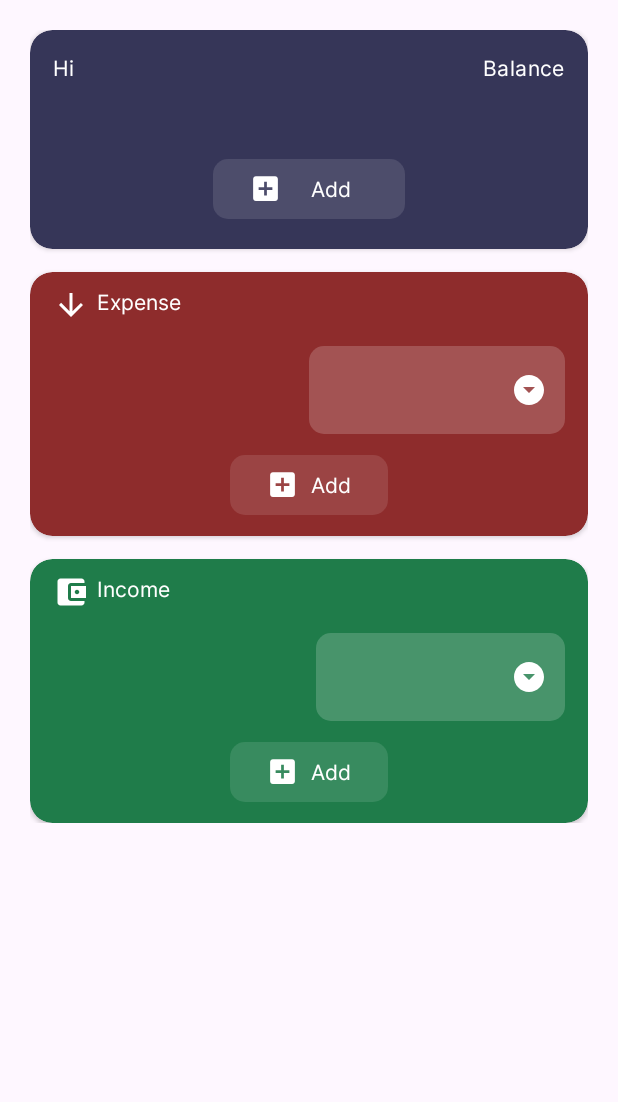
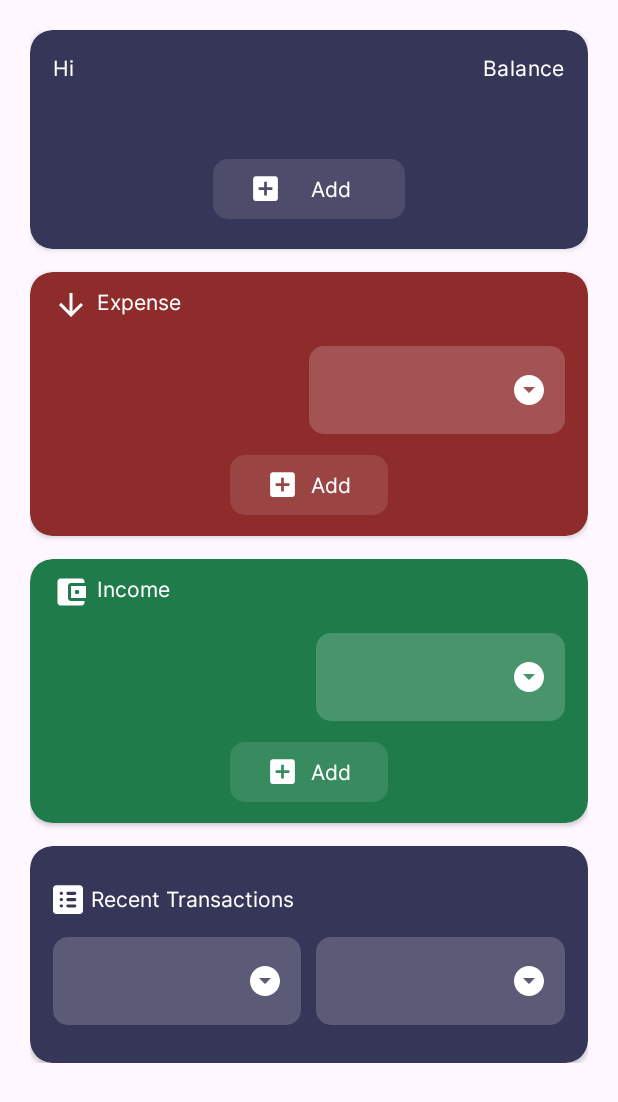
Before and after one commit to andrr64/KeuanganKu-Android, an Android app: the layout fragment_home.xml on its own in the app's theme, with its tools: preview values and no code run, on a phone screen of 412 x 824 dp. Shown: the top 1102 px of the screen. Run offline under Robolectric (Android 15) with nearby library versions, the phone set to English and light mode, and no system bars.

Commit message:
Refactor: change data structure and improve home fragment
This commit refactors the data structure, view models, layouts and improves the home fragment.
-   **Change Data Structure**:
    -   Change `ExpenseCategory` and `IncomeCategory` to `Category`.
    -   Change `Expense` and `Income` to `Transaction`
    -   Add `TransactionType` enum class.
    -   Added `transactionTypeId` field in `Transaction` model and `Category` model.
-   **Rename Files**:
    -   Rename `PageExpenseFormVM` to `PageExpenseFormViewModel`.
    -   Rename `PageIncomeFormVM` to `PageIncomeFormViewModel`.
    -   Rename `PageWalletFormVM` to `PageWalletFormViewModel`.
    -   Rename `PageMainVPagerADP` to `PageMainVPagerAdapter`.
-   **Modify DAO**:
    -   Remove `ExpenseDao`, `IncomeDao`, `ExpenseCategoryDao` and `IncomeCategoryDao`.
    -   Add `CategoryDao` and `TransactionDao`
    -   Modify `WalletDao` to support get balance by id.
-   **Modify Repository**:
    -   Remove `ExpenseRepository`, `IncomeRepository`, `ExpenseCategoryRepository` and `IncomeCategoryRepository`.
    -   Add `CategoryRepository` and `TransactionRepository`.
-   **Modify VM**:
    -   Modify `PageExpenseFormViewModel` to support new data structure.
    -   Modify `PageIncomeFormViewModel` to support new data structure.
    -   Modify `PageWalletFormViewModel` to support new data structure.
    -   Modify `HomeFragmentViewModel` to support new data structure.
+   **Update UI**:
+    -   Remove useless font family in `.xml`.
+    -   Modify recent transaction card, add spinner period and sort by.
+    -    Modify `spinner_transparent` layout, add `soundEffectsEnabled` to false.
+   **Fix Logic**:
+       -    change logic when counting wallet, if the wallet is exist the add income/expense button should be usable.
+   **Add enum**:
+       - added new enum `TimePeriod` for managing period options.
+   **Observer Changes**:
+        - Added new observer in `HomeFragment` for: balance, total expense, total income, expense period, username, income period, and wallet count.
+        - Modified the observer in `HomeFragment` to support change `TimePeriod`.
+        - Add observer to handle `transactionPeriod` in `HomeFragment`.

```diff
--- a/app/src/main/java/com/andreasoftware/keuanganku/common/cls/DataOperationResult.kt
+++ b/app/src/main/java/com/andreasoftware/keuanganku/common/cls/DataOperationResult.kt
@@ -11,4 +11,10 @@ class DataOperationResult(
     @OptIn(ExperimentalStdlibApi::class)
     fun errMsg(): String? = "Error Code ($errorCode): $errorMessage"
     fun errCode(): Long? = errorCode
+
+    companion object {
+        fun success(): DataOperationResult = DataOperationResult(true)
+        fun error(errorCode: Long, errorMessage: String): DataOperationResult =
+            DataOperationResult(false, errorCode, errorMessage)
+    }
 }
--- a/app/src/main/java/com/andreasoftware/keuanganku/common/util/GetLongTime.kt
+++ b/app/src/main/java/com/andreasoftware/keuanganku/common/util/GetLongTime.kt
@@ -10,7 +10,6 @@ fun getLongTimeByPeriod(
     endDate: Date? = null
 ): Pair<Long, Long> {
     val calendar = Calendar.getInstance()
-
     return when (period) {
         TimePeriod.WEEK -> {
             calendar.time = startDate
--- a/app/src/main/java/com/andreasoftware/keuanganku/data/dao/WalletDao.kt
+++ b/app/src/main/java/com/andreasoftware/keuanganku/data/dao/WalletDao.kt
@@ -17,6 +17,9 @@ interface WalletDao {
     @Insert
     suspend fun insert(wallet: WalletModel): Long
 
+    @Query("SELECT balance FROM wallet WHERE id = :walletId")
+    suspend fun getBalance(walletId: Long): Double?
+
     @Query("SELECT SUM(balance) FROM wallet")
     fun getTotalBalance(): LiveData<Double?>
 
--- a/app/src/main/java/com/andreasoftware/keuanganku/ui/activity/main/page/PageMain.kt
+++ b/app/src/main/java/com/andreasoftware/keuanganku/ui/activity/main/page/PageMain.kt
@@ -45,7 +45,7 @@ class PageMain : Fragment() {
     }
 
     private fun setupViewPager() {
-        binding.viewPager.adapter = PageMainVPagerADP(requireActivity())
+        binding.viewPager.adapter = PageMainVPagerAdapter(requireActivity())
         binding.viewPager.registerOnPageChangeCallback(object : ViewPager2.OnPageChangeCallback() {
             override fun onPageSelected(position: Int) {
                 super.onPageSelected(position)
--- a/app/src/main/java/com/andreasoftware/keuanganku/ui/activity/main/page/PageMainVPagerADP.kt
+++ b/app/src/main/java/com/andreasoftware/keuanganku/ui/activity/main/page/PageMainVPagerAdapter.kt
@@ -8,7 +8,7 @@ import com.andreasoftware.keuanganku.ui.activity.main.page.fragment.HomeFragment
 import com.andreasoftware.keuanganku.ui.activity.main.page.fragment.ToPayFragment
 import com.andreasoftware.keuanganku.ui.activity.main.page.fragment.WalletFragment
 
-class PageMainVPagerADP(fragmentActivity: FragmentActivity) :
+class PageMainVPagerAdapter(fragmentActivity: FragmentActivity) :
     FragmentStateAdapter(fragmentActivity) {
     override fun createFragment(position: Int): Fragment {
         return when (position) {
--- a/app/src/main/java/com/andreasoftware/keuanganku/ui/activity/main/page/PageWalletForm.kt
+++ b/app/src/main/java/com/andreasoftware/keuanganku/ui/activity/main/page/PageWalletForm.kt
@@ -18,7 +18,7 @@ import dagger.hilt.android.AndroidEntryPoint
 class PageWalletForm : Fragment() {
     private var _binding: PageWalletFormBinding? = null
     private val binding get() = _binding!!
-    private val viewModel: PageWalletFormVM by viewModels()
+    private val viewModel: PageWalletFormViewModel by viewModels()
 
     override fun onCreateView(
         inflater: LayoutInflater, container: ViewGroup?,
--- a/app/src/main/java/com/andreasoftware/keuanganku/ui/activity/main/page/PageWalletFormVM.kt
+++ b/app/src/main/java/com/andreasoftware/keuanganku/ui/activity/main/page/PageWalletFormViewModel.kt
@@ -11,7 +11,7 @@ import kotlinx.coroutines.launch
 import javax.inject.Inject
 
 @HiltViewModel
-class PageWalletFormVM
+class PageWalletFormViewModel
 @Inject constructor(val repository: WalletRepository, val incomeCache: IncomeCacheRepository) :
     ViewModel() {
     fun insertWallet(wallet: WalletModel, callback: (DataOperationResult) -> Unit) {
--- a/app/src/main/res/layout/component_spinner_transparent.xml
+++ b/app/src/main/res/layout/component_spinner_transparent.xml
@@ -16,6 +16,7 @@
         style="@style/DropdownTransparent"
         android:layout_width="match_parent"
         android:layout_height="wrap_content"
+        android:soundEffectsEnabled="false"
         android:background="@drawable/rounded_transparent_button_background"
         android:clickable="true"
         android:cursorVisible="false"
--- a/app/src/main/res/layout/fragment_home.xml
+++ b/app/src/main/res/layout/fragment_home.xml
@@ -192,6 +192,7 @@
             android:layout_width="match_parent"
             android:layout_height="wrap_content"
             app:cardBackgroundColor="@color/green"
+            android:layout_marginBottom="15dp"
             app:cardCornerRadius="15dp">
 
             <LinearLayout
@@ -278,5 +279,63 @@
             </LinearLayout>
 
         </androidx.cardview.widget.CardView>
+
+        <androidx.cardview.widget.CardView
+            app:cardBackgroundColor="@color/dark_purple"
+            app:cardCornerRadius="15dp"
+            android:layout_width="match_parent"
+            android:id="@+id/cardRecentTransactions"
+            android:layout_height="wrap_content">
+
+            <LinearLayout
+                android:layout_width="match_parent"
+                android:layout_height="wrap_content"
+                android:paddingHorizontal="15dp"
+                android:paddingVertical="25dp"
+                android:orientation="vertical">
+
+                <LinearLayout
+                    android:layout_width="wrap_content"
+                    android:layout_height="wrap_content"
+                    android:layout_marginBottom="10dp"
+                    android:orientation="horizontal">
+
+                    <ImageView
+                        android:layout_width="wrap_content"
+                        android:layout_height="wrap_content"
+                        android:layout_marginEnd="5dp"
+                        android:src="@drawable/ic_transaction_20"/>
+
+                    <TextView
+                        android:layout_width="wrap_content"
+                        android:textColor="@color/white"
+                        android:text="@string/recent_transactions"
+                        android:layout_height="wrap_content"/>
+                </LinearLayout>
+
+                <LinearLayout
+                    android:layout_width="match_parent"
+                    android:layout_height="wrap_content"
+                    android:orientation="horizontal"
+                    android:weightSum="2">
+
+                    <include
+                        layout="@layout/component_spinner_transparent"
+                        android:layout_height="wrap_content"
+                        android:layout_width="0dp"
+                        android:layout_marginEnd="10dp"
+                        android:id="@+id/spinnerRecentTransactionsPeriod"
+                        android:layout_weight="1"/>
+
+                    <include
+                        layout="@layout/component_spinner_transparent"
+                        android:layout_height="wrap_content"
+                        android:layout_width="0dp"
+                        android:id="@+id/spinnerSortTransactionsBy"
+                        android:layout_weight="1"/>
+                </LinearLayout>
+
+            </LinearLayout>
+        </androidx.cardview.widget.CardView>
     </LinearLayout>
 </ScrollView>
--- a/app/src/main/res/values/strings.xml
+++ b/app/src/main/res/values/strings.xml
@@ -37,4 +37,5 @@
     <string name="call_me">Call me...</string>
     <string name="let_s_go" translatable="false">Let\'s go</string>
     <string name="transactions">Transactions</string>
+    <string name="recent_transactions">Recent Transactions</string>
 </resources>
```
Also changed, not shown: app/src/main/java/com/andreasoftware/keuanganku/data/db/AppDatabase.kt (+38 -47 lines), app/src/main/java/com/andreasoftware/keuanganku/data/db/DatabaseModule.kt (+6 -18 lines), app/src/main/java/com/andreasoftware/keuanganku/data/repository/WalletRepository.kt (+10 -8 lines), app/src/main/java/com/andreasoftware/keuanganku/ui/activity/main/page/PageExpenseForm.kt (+11 -9 lines), app/src/main/java/com/andreasoftware/keuanganku/ui/activity/main/page/PageIncomeForm.kt (+11 -9 lines), app/src/main/java/com/andreasoftware/keuanganku/ui/activity/main/page/fragment/HomeFragment.kt (+20 -10 lines), app/src/main/java/com/andreasoftware/keuanganku/ui/activity/main/page/fragment/HomeFragmentViewModel.kt (+14 -14 lines).
